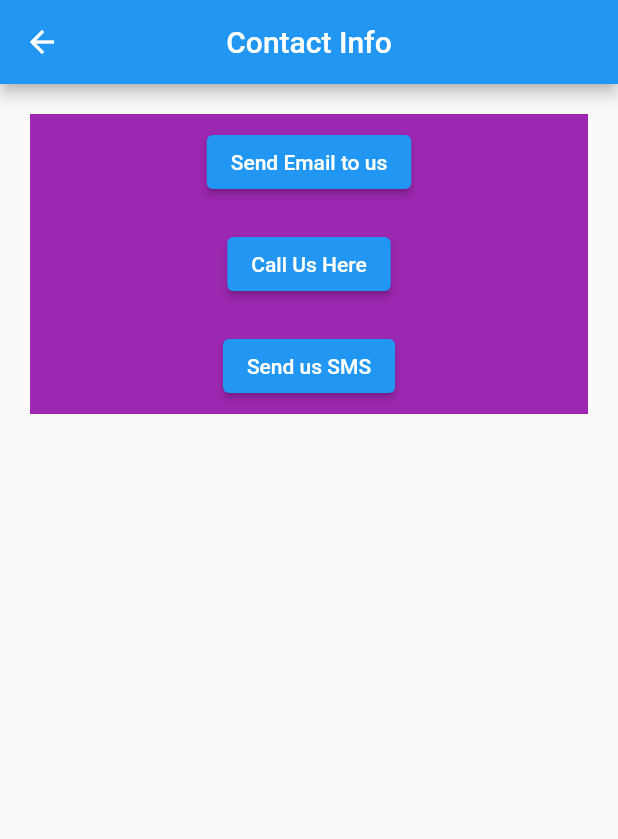
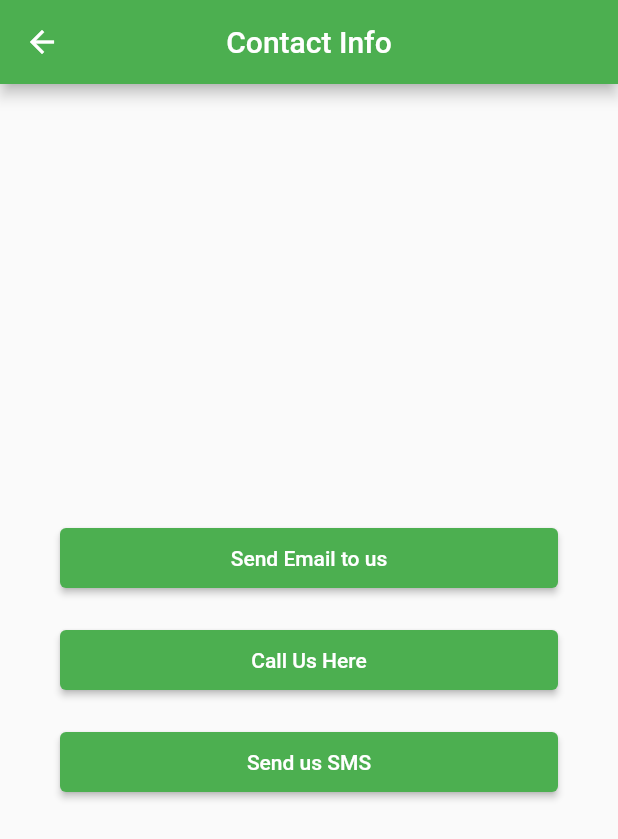
Before and after one commit to Coffee58511867/flutter_drawer, a Flutter app: the ContactPage screen opened by its route, after a tap on "Send Email to us", on a phone screen of 412 x 824 dp. Shown: the top 839 px of the screen. Run offline on Flutter 3.47's test engine with Material 2 defaults, Android fonts, the phone set to English and light mode, and no system bars.

Commit message:
Fixeed pages

```diff
--- a/lib/home.dart
+++ b/lib/home.dart
@@ -13,6 +13,7 @@ class _HomepageState extends State<Homepage> {
     return Scaffold(
       appBar: AppBar(
         title: Text("Homepage"),
+        	backgroundColor: Colors.green,
         centerTitle: true,
       ),
       body: Center(
@@ -23,7 +24,7 @@ class _HomepageState extends State<Homepage> {
             ),
           ),
           onPressed: () {
-            Navigator.pushNamed(context, '/dashboard');
+            Navigator.pushNamed(context, '/drawer');
           },
           child: const Text("Go to Dashboard"),
         ),
--- a/lib/main.dart
+++ b/lib/main.dart
@@ -1,5 +1,4 @@
 import 'package:drawer_app/home.dart';
-import 'package:drawer_app/pages/bottom.dart';
 import 'package:drawer_app/pages/contact.dart';
 import 'package:drawer_app/pages/drawer.dart';
 import 'package:flutter/material.dart';
@@ -19,7 +18,6 @@ class MyApp extends StatelessWidget {
       initialRoute: '/',
       routes: {
         '/': (context) => const Homepage(),
-        '/dashboard': (context) => const FancyBottomNavBarRun(),
         '/drawer': (context) => const MyHomePage(),
         '/contact':(context) => const ContactPage(),
       },
--- a/lib/pages/contact.dart
+++ b/lib/pages/contact.dart
@@ -1,4 +1,5 @@
 import 'package:flutter/material.dart';
+import 'package:url_launcher/url_launcher.dart';
 
 class ContactPage extends StatefulWidget {
   const ContactPage({super.key});
@@ -8,26 +9,86 @@ class ContactPage extends StatefulWidget {
 }
 
 class _ContactPageState extends State<ContactPage> {
+  _sendingMails() async {
+    var url = Uri.parse("mailto:hlalelemaroba@gmail.com");
+    if (await canLaunchUrl(url)) {
+      await launchUrl(url);
+    } else {
+      throw 'Could not launch $url';
+    }
+  }
+
+  _sendingSMS() async {
+    var url = Uri.parse("sms:63338813");
+    if (await canLaunchUrl(url)) {
+      await launchUrl(url);
+    } else {
+      throw 'Could not launch $url';
+    }
+  }
+
+  _makingPhoneCall() async {
+    var url = Uri.parse("tel: 58511867");
+    if (await canLaunchUrl(url)) {
+      await launchUrl(url);
+    } else {
+      throw 'Could not launch $url';
+    }
+  }
+
   @override
   Widget build(BuildContext context) {
     return Scaffold(
       appBar: AppBar(
         title: const Text("Contact Info"),
+        backgroundColor: Colors.green,
         centerTitle: true,
       ),
-        body: Container(
-          height: 200,
-          width: double.infinity,
-          color: Colors.purple,
-          margin: const EdgeInsets.all(20),
+      body: Padding(
+        padding: EdgeInsets.all(40.0),
         child: Column(
           mainAxisAlignment: MainAxisAlignment.center,
           children: [
-              ElevatedButton(onPressed: (){}, child: const Text("Send Email to us")),
-              const SizedBox(height: 20.0,),
-              ElevatedButton(onPressed: (){}, child: const Text("Call Us Here")),
-              const SizedBox(height: 20.0,),
-              ElevatedButton(onPressed: (){}, child: const Text("Send us SMS"))
+            ElevatedButton(
+                onPressed: () {
+                  _sendingMails();
+                },
+                style: ButtonStyle(
+                  fixedSize: MaterialStateProperty.all<Size>(
+                    const Size(350, 40),
+                  ),
+                  backgroundColor: MaterialStateProperty.all<Color>(Colors.green),
+                ),
+                child: const Text("Send Email to us")),
+            const SizedBox(
+              height: 20.0,
+            ),
+            ElevatedButton(
+                onPressed: () {
+                  _makingPhoneCall();
+                },
+                style: ButtonStyle(
+                  fixedSize: MaterialStateProperty.all<Size>(
+                    const Size(350, 40),
+                  ),
+                  backgroundColor: MaterialStateProperty.all<Color>(Colors.green),
+                ),
+
+                child: const Text("Call Us Here")),
+            const SizedBox(
+              height: 20.0,
+            ),
+            ElevatedButton(
+                onPressed: () {
+                  _sendingSMS();
+                },
+                style: ButtonStyle(
+                  fixedSize: MaterialStateProperty.all<Size>(
+                    const Size(350, 40),
+                  ),
+                  backgroundColor: MaterialStateProperty.all<Color>(Colors.green),
+                ),
+                child: const Text("Send us SMS"))
           ],
         ),
       ),
--- a/lib/pages/drawer.dart
+++ b/lib/pages/drawer.dart
@@ -14,6 +14,7 @@ class _MyHomePageState extends State<MyHomePage> {
 	return Scaffold(
 	appBar: AppBar(
 		title: Text("Flutter Drawer"),
+    centerTitle: true,
 		backgroundColor: Colors.green,
 	),
 	body: const Center(
@@ -86,7 +87,7 @@ class _MyHomePageState extends State<MyHomePage> {
 			title: const Text('LogOut'),
 			onTap: () {
 				Navigator.pop(context);
-        Navigator.pushNamed(context, '/');
+        Navigator.pushNamed(context, '/contact');
 			},
 			),
 		],
```
Also changed, not shown: lib/pages/bottom.dart (deleted, +0 -157 lines), lib/pages/container.dart (deleted, +0 -29 lines). Lines whose indentation alone changed are shown as unchanged.
